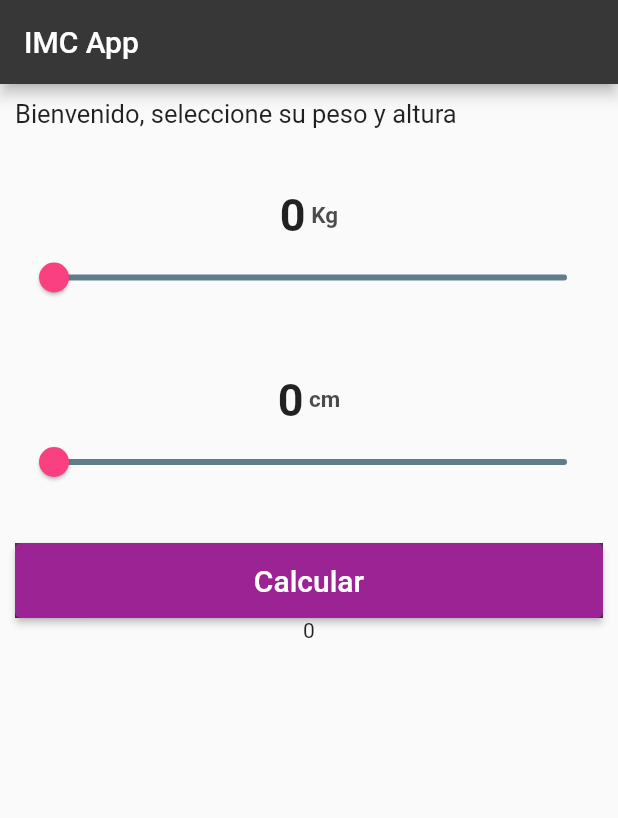
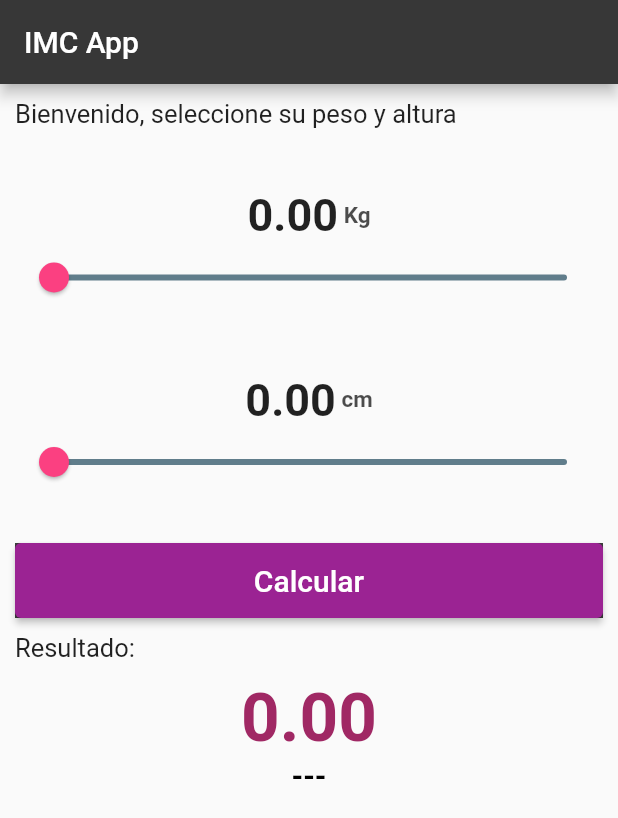
Before and after one commit to kathyLopezSMOKE/exa_app, a Flutter app: the screen it shows after launch, on a phone screen of 412 x 824 dp. Shown: the top 818 px of the screen. Run offline on Flutter 3.47's test engine with Material 2 defaults, Android fonts, the phone set to English and light mode, and no system bars.

Commit message:
resultado

```diff
--- a/lib/calcular_page.dart
+++ b/lib/calcular_page.dart
@@ -12,6 +12,22 @@ class calcular extends StatefulWidget {
 class _calcularState extends State<calcular> {
 double valuePeso=0;
 double valueAltura=0;
+double imc=0;
+String result="---";
+void calculateIMC() {
+    setState(() {
+      imc = valuePeso / ((valueAltura / 100) * (valueAltura / 100));
+      if (imc<=18.5) {
+        result="Estas por debajo del indice saludable";
+      }else if(imc>18.5 && imc<=24.9){
+         result="Estas  saludable";
+      }else if(imc>25 && imc<=29.9){
+         result="Estas con sobrepeso";
+      }else if(imc>30.0){
+         result="Estas con obesidad";
+      }
+    });
+  }
 
   @override
   Widget build(BuildContext context) {
@@ -36,7 +52,7 @@ double valueAltura=0;
               mainAxisAlignment: MainAxisAlignment.center,
               children: [
                   Text(
-                    "${valuePeso.toInt()}",
+                    "${valuePeso.toStringAsFixed(2)}",
                     style: const TextStyle(
                       fontSize: 30,
                       fontWeight: FontWeight.bold
@@ -71,7 +87,7 @@ double valueAltura=0;
               mainAxisAlignment: MainAxisAlignment.center,
               children: [
                   Text(
-                    "${valueAltura.toInt()}",
+                    "${valueAltura.toStringAsFixed(2)}",
                     style: const TextStyle(
                       fontSize: 30,
                       fontWeight: FontWeight.bold
@@ -107,7 +123,9 @@ double valueAltura=0;
                 height: 50,
                 color: Color.fromARGB(255, 60, 60, 60),
                 child: ElevatedButton(
-              onPressed: (){ },
+              onPressed: (){
+                calculateIMC();
+              },
               child: const Text("Calcular",style: TextStyle(fontSize: 20),),
               style: ElevatedButton.styleFrom(
                   primary: Color.fromARGB(255, 155, 35, 147),
@@ -115,7 +133,37 @@ double valueAltura=0;
               ),
             ) ,
               ),
-              Text("0"),
+              SizedBox(height: 10,),
+              Container(
+                alignment: Alignment.bottomLeft,
+                child: Text(
+                  "Resultado:",
+                  style: TextStyle(
+                    fontSize: 17,
+                  ),
+                )
+              ),
+              SizedBox(height: 10,),
+              Container(
+                child: Text(
+                  "${imc.toStringAsFixed(2)}",
+                  style: TextStyle(
+                    fontSize: 45,
+                    fontWeight: FontWeight.bold,
+                    color: Color.fromARGB(255, 160, 40, 100)
+                  ),
+                ),
+              ),
+              Container(
+                child: Text(
+                  result,
+                  style: TextStyle(
+                    fontSize: 20,
+                    fontWeight: FontWeight.bold,
+                    color: Colors.black
+                  ),
+                )
+              )
           ],
         ),
       ),
```
